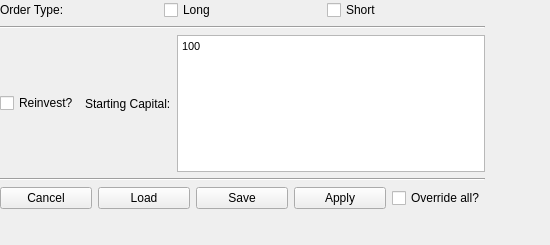
Before: the Qt Designer form Forms/moneyManagement.ui in Arthur-g-p/StrategyTester, drawn with Qt 5.
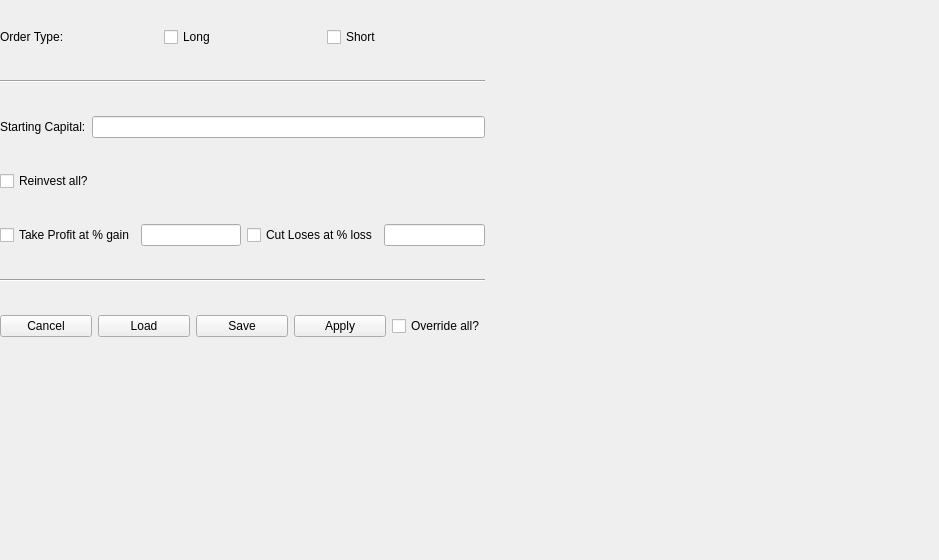
After: the same form once the commit is applied.

```diff
--- a/Forms/moneyManagement.ui
+++ b/Forms/moneyManagement.ui
@@ -6,8 +6,8 @@
    <rect>
     <x>0</x>
     <y>0</y>
-    <width>550</width>
-    <height>245</height>
+    <width>939</width>
+    <height>560</height>
    </rect>
   </property>
   <property name="windowTitle">
@@ -19,7 +19,7 @@
      <x>0</x>
      <y>0</y>
      <width>485</width>
-     <height>209</height>
+     <height>366</height>
     </rect>
    </property>
    <layout class="QVBoxLayout" name="verticalLayout">
@@ -57,13 +57,6 @@
     </item>
     <item>
      <layout class="QHBoxLayout" name="horizontalLayout">
-      <item>
-       <widget class="QCheckBox" name="checkBox_4">
-        <property name="text">
-         <string>Reinvest?</string>
-        </property>
-       </widget>
-      </item>
       <item>
        <widget class="QLabel" name="label_2">
         <property name="text">
@@ -72,18 +65,45 @@
        </widget>
       </item>
       <item>
-       <widget class="QTextEdit" name="textEdit">
-        <property name="html">
-         <string>&lt;!DOCTYPE HTML PUBLIC &quot;-//W3C//DTD HTML 4.0//EN&quot; &quot;http://www.w3.org/TR/REC-html40/strict.dtd&quot;&gt;
-&lt;html&gt;&lt;head&gt;&lt;meta name=&quot;qrichtext&quot; content=&quot;1&quot; /&gt;&lt;style type=&quot;text/css&quot;&gt;
-p, li { white-space: pre-wrap; }
-&lt;/style&gt;&lt;/head&gt;&lt;body style=&quot; font-family:'MS Shell Dlg 2'; font-size:8pt; font-weight:400; font-style:normal;&quot;&gt;
-&lt;p style=&quot; margin-top:0px; margin-bottom:0px; margin-left:0px; margin-right:0px; -qt-block-indent:0; text-indent:0px;&quot;&gt;100&lt;/p&gt;&lt;/body&gt;&lt;/html&gt;</string>
+       <widget class="QLineEdit" name="lineEdit_3"/>
+      </item>
+     </layout>
+    </item>
+    <item>
+     <layout class="QHBoxLayout" name="horizontalLayout_4">
+      <item>
+       <widget class="QCheckBox" name="checkBox_4">
+        <property name="text">
+         <string>Reinvest all?</string>
         </property>
        </widget>
       </item>
      </layout>
     </item>
+    <item>
+     <layout class="QHBoxLayout" name="horizontalLayout_5">
+      <item>
+       <widget class="QCheckBox" name="checkBox_6">
+        <property name="text">
+         <string>Take Profit at % gain</string>
+        </property>
+       </widget>
+      </item>
+      <item>
+       <widget class="QLineEdit" name="lineEdit"/>
+      </item>
+      <item>
+       <widget class="QCheckBox" name="checkBox_7">
+        <property name="text">
+         <string>Cut Loses at % loss</string>
+        </property>
+       </widget>
+      </item>
+      <item>
+       <widget class="QLineEdit" name="lineEdit_2"/>
+      </item>
+     </layout>
+    </item>
     <item>
      <widget class="Line" name="line_3">
       <property name="orientation">
@@ -132,29 +152,6 @@
     </item>
    </layout>
   </widget>
-  <widget class="QTabWidget" name="tabWidget">
-   <property name="geometry">
-    <rect>
-     <x>530</x>
-     <y>270</y>
-     <width>341</width>
-     <height>271</height>
-    </rect>
-   </property>
-   <property name="currentIndex">
-    <number>0</number>
-   </property>
-   <widget class="QWidget" name="OrderType">
-    <attribute name="title">
-     <string>Order Type</string>
-    </attribute>
-   </widget>
-   <widget class="QWidget" name="tab_2">
-    <attribute name="title">
-     <string>Tab 2</string>
-    </attribute>
-   </widget>
-  </widget>
  </widget>
  <resources/>
  <connections/>
```
